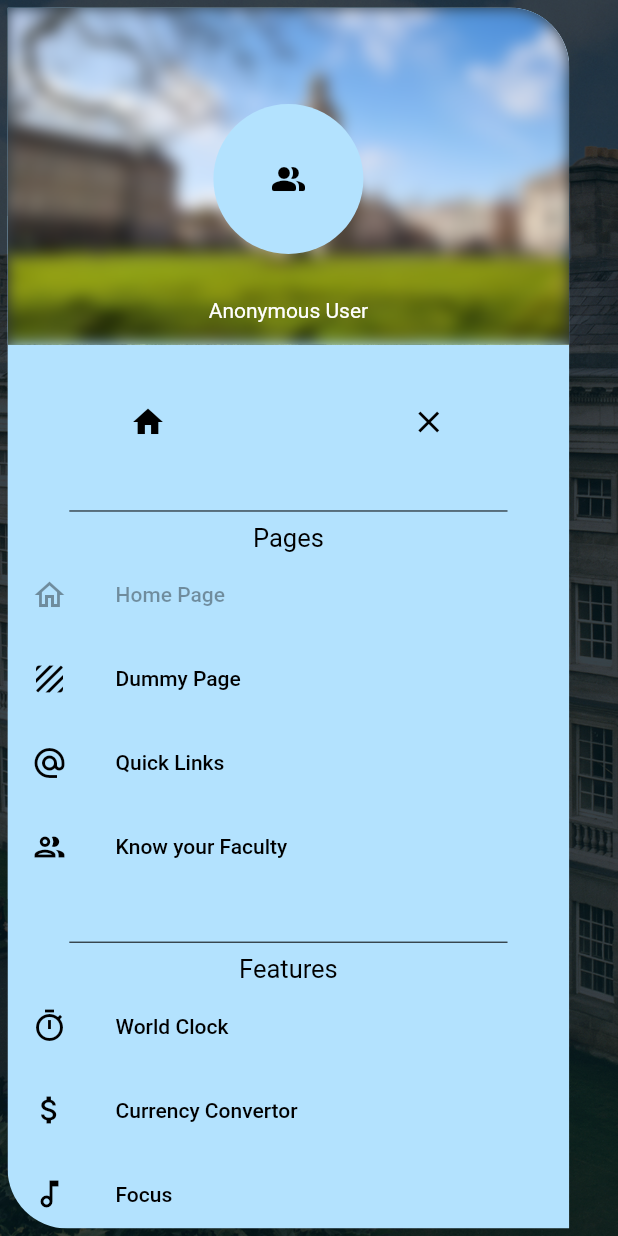
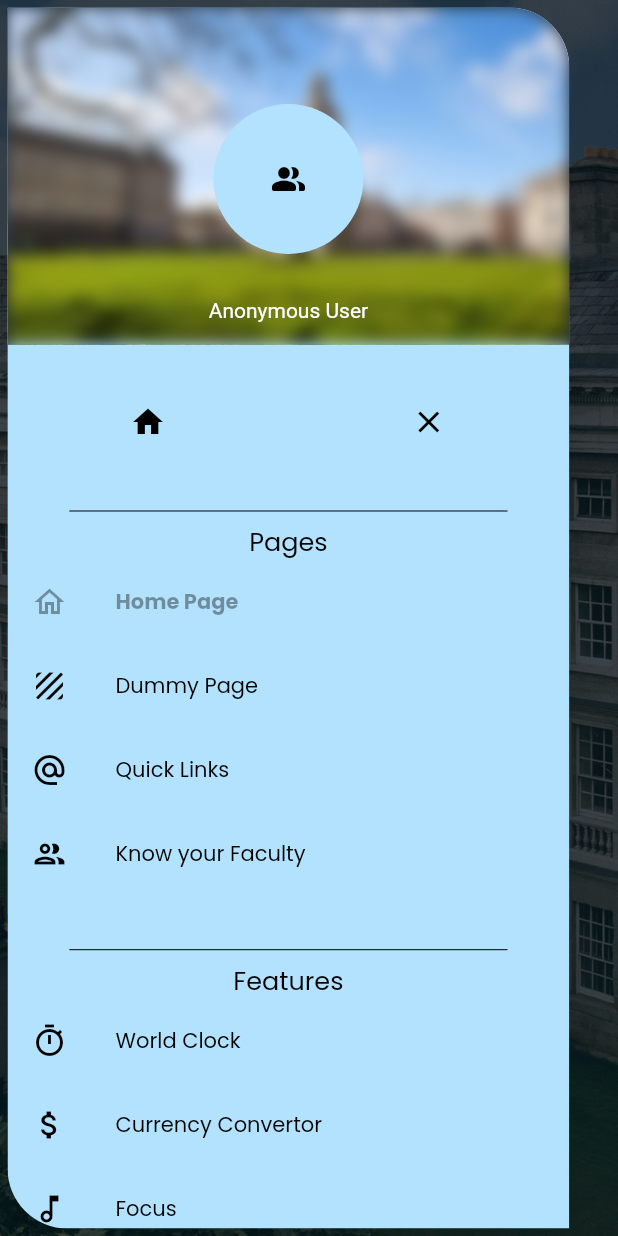
Before and after one commit to muditgarg48/candle_in_dark, a Flutter app: the screen it shows after launch, with the side drawer open, on a phone screen of 412 x 824 dp. Run offline on Flutter 3.47's test engine with Material 2 defaults, Android fonts, the phone set to English and light mode, and no system bars; drawn by our look-alikes of animated_text_kit; our stand-ins replace analog_clock, audioplayers, banner_carousel, cached_network_image, concentric_transition, firebase_auth and 8 more; missing offline and left inert: currency_picker, curved_drawer_fork, expand_widget, frankfurter, quds_ui_kit; accounts and stored records are empty.

Commit message:
Whole App: Font change

```diff
--- a/lib/pages/home_page.dart
+++ b/lib/pages/home_page.dart
@@ -61,7 +61,7 @@ class MyHomePageState extends State<MyHomePage> {
     }
     return TextSpan(
       text: ch,
-      style: signButtonFont(
+      style: appFont(
         fontDesign: TextStyle(
           color: txtColor,
           fontWeight: FontWeight.bold,
@@ -91,7 +91,7 @@ class MyHomePageState extends State<MyHomePage> {
                   ))
                 : Text(
                     txt,
-                    style: signButtonFont(
+                    style: appFont(
                       fontDesign: TextStyle(
                         color: themeTxtColor(),
                       ),
@@ -115,7 +115,7 @@ class MyHomePageState extends State<MyHomePage> {
             icon: Icon(icon, color: themeTxtColor()),
             label: Text(
               txt,
-              style: elevatedButtonFont(
+              style: appFont(
                 fontDesign: TextStyle(
                   fontWeight: FontWeight.bold,
                   color: themeTxtColor(),
--- a/lib/widgets/drawer.dart
+++ b/lib/widgets/drawer.dart
@@ -7,6 +7,7 @@ import 'package:flutter/material.dart';
 import 'package:quds_ui_kit/quds_ui_kit.dart';
 import 'package:url_launcher/url_launcher_string.dart';
 
+import '../widgets/font_styles.dart';
 import '../tools/account_handle.dart';
 import '../tools/cache.dart';
 import '../tools/theme.dart';
@@ -153,9 +154,11 @@ class _MyDrawerState extends State<MyDrawer> {
   }) {
     var title = Text(
       txt,
-      style: TextStyle(
-        color: themeTxtColor(),
-        fontSize: size,
+      style: appFont(
+        fontDesign: TextStyle(
+          color: themeTxtColor(),
+          fontSize: size,
+        ),
       ),
     );
     return Center(
@@ -192,7 +195,17 @@ class _MyDrawerState extends State<MyDrawer> {
               iconColor: themeTxtColor(),
               textColor: themeTxtColor(),
               leading: Icon(sectionItem["icon"]),
-              title: Text(sectionItem["labelName"]),
+              title: Text(
+                sectionItem["labelName"],
+                style: appFont(
+                  fontDesign: TextStyle(
+                    fontWeight: sectionItem["labelName"] ==
+                            widget.currentPage["labelName"]
+                        ? FontWeight.bold
+                        : FontWeight.normal,
+                  ),
+                ),
+              ),
               onTap: () {
                 Navigator.pop(context);
                 Navigator.popAndPushNamed(context, sectionItem["route_name"]);
--- a/lib/widgets/font_styles.dart
+++ b/lib/widgets/font_styles.dart
@@ -5,10 +5,6 @@ TextStyle mainHeadingFont({TextStyle? fontDesign}) {
   return GoogleFonts.montserrat(textStyle: fontDesign);
 }
 
-TextStyle signButtonFont({TextStyle? fontDesign}) {
-  return GoogleFonts.openSans(textStyle: fontDesign);
+TextStyle appFont({TextStyle? fontDesign}) {
+  return GoogleFonts.poppins(textStyle: fontDesign);
 }
-
-TextStyle elevatedButtonFont({TextStyle? fontDesign}) {
-  return GoogleFonts.nunito(textStyle: fontDesign);
-}
--- a/lib/widgets/toasts.dart
+++ b/lib/widgets/toasts.dart
@@ -2,6 +2,7 @@ import 'package:flutter/material.dart';
 import 'package:quds_ui_kit/quds_ui_kit.dart';
 
 import '../tools/theme.dart';
+import 'font_styles.dart';
 
 Future<dynamic> toast({
   required BuildContext context,
@@ -15,9 +16,10 @@ Future<dynamic> toast({
       context,
       content: Text(
         msg,
-        style: TextStyle(
+        style: appFont(
+            fontDesign: TextStyle(
           color: themeTxtColor(),
-        ),
+        )),
       ),
       toastTime: QudsToastTime.VeryShort,
       leadingActions: [
```
Also changed, not shown: lib/widgets/loading.dart (+10 -6 lines), lib/widgets/warning_dialogue.dart (+7 -4 lines).
